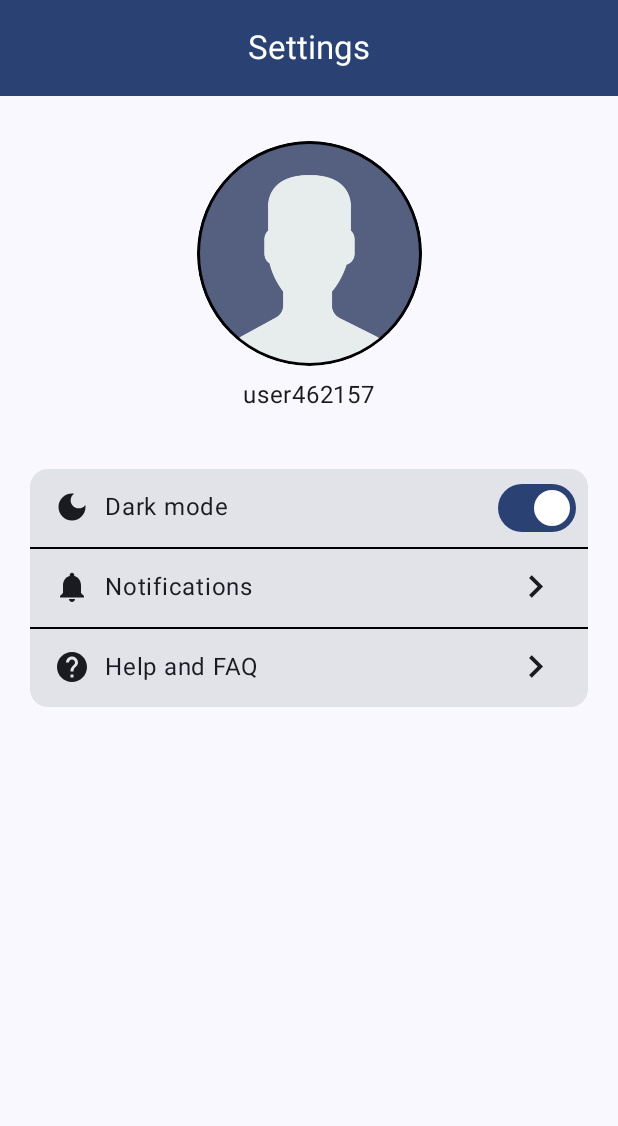
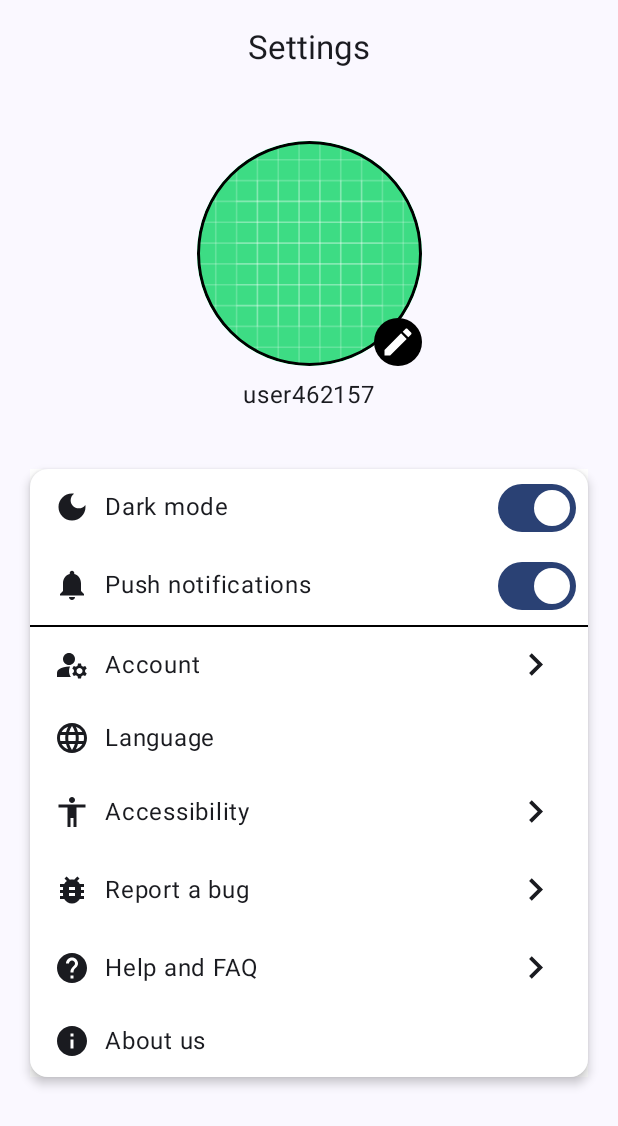
Before and after one commit to cgaraydev/SettingsExample, an Android app built with Jetpack Compose: the screen it shows after launch (MainActivity), on a phone screen of 412 x 824 dp. Shown: the top 1126 px of the screen. Run offline under Robolectric (Android 15) with nearby library versions, the phone set to English and light mode, and no system bars.

Commit message:
Language selection, DataStore

```diff
--- a/app/src/main/java/com/example/settingsexample/ActionIcon.kt
+++ /dev/null
@@ -1,5 +0,0 @@
-package com.example.settingsexample
-
-enum class ActionIcon {
-    SWITCH, ARROW
-}
--- a/app/src/main/java/com/example/settingsexample/MainActivity.kt
+++ b/app/src/main/java/com/example/settingsexample/MainActivity.kt
@@ -6,10 +6,7 @@ import androidx.activity.compose.setContent
 import androidx.compose.foundation.layout.fillMaxSize
 import androidx.compose.material3.MaterialTheme
 import androidx.compose.material3.Surface
-import androidx.compose.material3.Text
-import androidx.compose.runtime.Composable
 import androidx.compose.ui.Modifier
-import androidx.compose.ui.tooling.preview.Preview
 import com.example.settingsexample.ui.theme.SettingsExampleTheme
 
 class MainActivity : ComponentActivity() {
--- a/app/src/main/java/com/example/settingsexample/SettingsScreen.kt
+++ b/app/src/main/java/com/example/settingsexample/SettingsScreen.kt
@@ -1,25 +1,25 @@
 package com.example.settingsexample
 
-import androidx.compose.foundation.Image
+import android.net.Uri
+import androidx.activity.compose.rememberLauncherForActivityResult
+import androidx.activity.result.contract.ActivityResultContracts
+import androidx.compose.foundation.background
 import androidx.compose.foundation.border
 import androidx.compose.foundation.clickable
+import androidx.compose.foundation.layout.Box
 import androidx.compose.foundation.layout.Column
-import androidx.compose.foundation.layout.Row
-import androidx.compose.foundation.layout.Spacer
 import androidx.compose.foundation.layout.fillMaxSize
 import androidx.compose.foundation.layout.padding
 import androidx.compose.foundation.layout.size
 import androidx.compose.foundation.shape.CircleShape
-import androidx.compose.material.icons.Icons
-import androidx.compose.material.icons.filled.KeyboardArrowRight
 import androidx.compose.material3.Card
+import androidx.compose.material3.CardDefaults
 import androidx.compose.material3.CenterAlignedTopAppBar
 import androidx.compose.material3.Divider
 import androidx.compose.material3.ExperimentalMaterial3Api
 import androidx.compose.material3.Icon
 import androidx.compose.material3.MaterialTheme
 import androidx.compose.material3.Scaffold
-import androidx.compose.material3.Switch
 import androidx.compose.material3.Text
 import androidx.compose.material3.TopAppBarDefaults
 import androidx.compose.runtime.Composable
@@ -33,17 +33,23 @@ import androidx.compose.ui.draw.clip
 import androidx.compose.ui.graphics.Color
 import androidx.compose.ui.layout.ContentScale
 import androidx.compose.ui.res.painterResource
+import androidx.compose.ui.res.stringResource
 import androidx.compose.ui.unit.dp
+import coil.compose.AsyncImage
+import com.example.settingsexample.components.ActionIcon
+import com.example.settingsexample.components.CardItem
+import com.example.settingsexample.components.LanguageDialog
+import com.example.settingsexample.components.MySpacer
 
 @OptIn(ExperimentalMaterial3Api::class)
 @Composable
 fun SettingsScreen() {
     Scaffold(topBar = {
         CenterAlignedTopAppBar(
-            title = { Text("Settings") },
+            title = { Text(stringResource(R.string.settings)) },
             colors = TopAppBarDefaults.centerAlignedTopAppBarColors(
-                containerColor = MaterialTheme.colorScheme.primary,
-                titleContentColor = MaterialTheme.colorScheme.onPrimary
+                containerColor = MaterialTheme.colorScheme.background,
+                titleContentColor = MaterialTheme.colorScheme.onBackground
             )
         )
     }) {
@@ -63,79 +69,105 @@ fun SettingsScreen() {
 
 @Composable
 fun SettingsBody() {
+    var show by remember { mutableStateOf(false) }
     Card(
-        modifier = Modifier.padding(20.dp)
+        modifier = Modifier
+            .padding(20.dp)
+            .background(Color.White),
+        elevation = CardDefaults.cardElevation(defaultElevation = 4.dp)
     ) {
         CardItem(
             icon = R.drawable.ic_dark,
-            text = "Dark mode",
+            text = stringResource(R.string.dark_mode),
+            actionIcon = ActionIcon.SWITCH
+        )
+        CardItem(
+            icon = R.drawable.ic_notification,
+            text = stringResource(R.string.push_notifications),
             actionIcon = ActionIcon.SWITCH
         )
         Divider(thickness = 1.dp, color = Color.Black)
         CardItem(
-            icon = R.drawable.ic_notification,
-            text = "Notifications",
+            icon = R.drawable.ic_account,
+            text = stringResource(R.string.account),
             actionIcon = ActionIcon.ARROW
         )
-        Divider(thickness = 1.dp, color = Color.Black)
+        CardItem(
+            icon = R.drawable.ic_language,
+            text = stringResource(R.string.language),
+            actionIcon = null,
+            onItemClick = { show = true }
+        )
+        if (show) {
+            LanguageDialog(
+                showDialog = true,
+                onDismiss = { show = false },
+                onConfirm = { show = false }
+            )
+        }
+        CardItem(
+            icon = R.drawable.ic_accessibility,
+            text = stringResource(R.string.accessibility),
+            actionIcon = ActionIcon.ARROW
+        )
+        CardItem(
+            icon = R.drawable.ic_bug_report,
+            text = stringResource(R.string.report_a_bug),
+            actionIcon = ActionIcon.ARROW
+        )
         CardItem(
             icon = R.drawable.ic_help,
-            text = "Help and FAQ",
+            text = stringResource(R.string.help_and_faq),
             actionIcon = ActionIcon.ARROW
+        )
+        CardItem(
+            icon = R.drawable.ic_info,
+            text = stringResource(R.string.about_us),
+            actionIcon = null
         )
     }
 }
 
 @Composable
-fun CardItem(icon: Int, text: String, actionIcon: ActionIcon) {
-    var isOn by remember { mutableStateOf(true) }
-    Row(
-        verticalAlignment = Alignment.CenterVertically,
-        modifier = Modifier
-            .clickable {
-                if (ActionIcon.SWITCH == actionIcon) {
-                    isOn = !isOn
-                }
-            }
-            .padding(start = 16.dp, end = 20.dp, top = 10.dp, bottom = 12.dp)
-    ) {
-        Icon(painter = painterResource(id = icon), contentDescription = "")
-        MySpacer(size = 10)
-        Text(text = text)
-        Spacer(modifier = Modifier.weight(1f))
-        when (actionIcon) {
-
-            ActionIcon.SWITCH -> Switch(
-                checked = isOn,
-                onCheckedChange = { isOn = !isOn },
-                modifier = Modifier.size(30.dp)
+fun SettingsHeader() {
+    var imageUri by remember { mutableStateOf<Uri?>(null) }
+    val launcher =
+        rememberLauncherForActivityResult(
+            contract = ActivityResultContracts.GetContent()
+        ) { uri: Uri? ->
+            imageUri = uri
+        }
+    Box {
+        val modifier = Modifier
+            .size(150.dp)
+            .clip(CircleShape)
+            .border(2.dp, Color.Black, CircleShape)
+            .clickable { launcher.launch("image/*") }
+        if (imageUri == null) {
+            AsyncImage(
+                model = R.drawable.ic_launcher_background,
+                contentDescription = "",
+                modifier = modifier,
             )
-
-            ActionIcon.ARROW -> Icon(
-                imageVector = Icons.Default.KeyboardArrowRight,
+        } else {
+            AsyncImage(
+                model = imageUri,
                 contentDescription = "",
-                modifier = Modifier.size(30.dp)
+                modifier = modifier,
+                contentScale = ContentScale.Crop
             )
         }
+        Icon(
+            painter = painterResource(id = R.drawable.ic_edit),
+            contentDescription = "",
+            tint = Color.White,
+            modifier = Modifier
+                .clip(CircleShape)
+                .background(Color.Black)
+                .align(Alignment.BottomEnd)
+                .padding(4.dp)
+        )
     }
-}
-
-@Composable
-fun SettingsHeader() {
-    Image(
-        painter = painterResource(id = R.drawable.profile),
-        contentDescription = "",
-        modifier = Modifier
-            .size(150.dp)
-            .clip(CircleShape)
-            .border(2.dp, Color.Black, CircleShape),
-        contentScale = ContentScale.Fit
-    )
     MySpacer(size = 10)
     Text(text = "user462157", style = MaterialTheme.typography.bodyLarge)
 }
-
-@Composable
-fun MySpacer(size: Int) {
-    Spacer(modifier = Modifier.size(size.dp))
-}
--- /dev/null
+++ b/app/src/main/java/com/example/settingsexample/components/ActionIcon.kt
@@ -0,0 +1,5 @@
+package com.example.settingsexample.components
+
+enum class ActionIcon {
+    SWITCH, ARROW
+}
--- /dev/null
+++ b/app/src/main/res/drawable/ic_accessibility.xml
@@ -0,0 +1,5 @@
+<vector android:height="24dp" android:tint="#000000"
+    android:viewportHeight="24" android:viewportWidth="24"
+    android:width="24dp" xmlns:android="http://schemas.android.com/apk/res/android">
+    <path android:fillColor="@android:color/white" android:pathData="M12,2c1.1,0 2,0.9 2,2s-0.9,2 -2,2 -2,-0.9 -2,-2 0.9,-2 2,-2zM21,9h-6v13h-2v-6h-2v6L9,22L9,9L3,9L3,7h18v2z"/>
+</vector>
--- /dev/null
+++ b/app/src/main/res/drawable/ic_account.xml
@@ -0,0 +1,7 @@
+<vector android:height="24dp" android:tint="#000000"
+    android:viewportHeight="24" android:viewportWidth="24"
+    android:width="24dp" xmlns:android="http://schemas.android.com/apk/res/android">
+    <path android:fillColor="@android:color/white" android:pathData="M10,8m-4,0a4,4 0,1 1,8 0a4,4 0,1 1,-8 0"/>
+    <path android:fillColor="@android:color/white" android:pathData="M10.67,13.02C10.45,13.01 10.23,13 10,13c-2.42,0 -4.68,0.67 -6.61,1.82C2.51,15.34 2,16.32 2,17.35V20h9.26C10.47,18.87 10,17.49 10,16C10,14.93 10.25,13.93 10.67,13.02z"/>
+    <path android:fillColor="@android:color/white" android:pathData="M20.75,16c0,-0.22 -0.03,-0.42 -0.06,-0.63l1.14,-1.01l-1,-1.73l-1.45,0.49c-0.32,-0.27 -0.68,-0.48 -1.08,-0.63L18,11h-2l-0.3,1.49c-0.4,0.15 -0.76,0.36 -1.08,0.63l-1.45,-0.49l-1,1.73l1.14,1.01c-0.03,0.21 -0.06,0.41 -0.06,0.63s0.03,0.42 0.06,0.63l-1.14,1.01l1,1.73l1.45,-0.49c0.32,0.27 0.68,0.48 1.08,0.63L16,21h2l0.3,-1.49c0.4,-0.15 0.76,-0.36 1.08,-0.63l1.45,0.49l1,-1.73l-1.14,-1.01C20.72,16.42 20.75,16.22 20.75,16zM17,18c-1.1,0 -2,-0.9 -2,-2s0.9,-2 2,-2s2,0.9 2,2S18.1,18 17,18z"/>
+</vector>
--- /dev/null
+++ b/app/src/main/res/drawable/ic_bug_report.xml
@@ -0,0 +1,5 @@
+<vector android:height="24dp" android:tint="#000000"
+    android:viewportHeight="24" android:viewportWidth="24"
+    android:width="24dp" xmlns:android="http://schemas.android.com/apk/res/android">
+    <path android:fillColor="@android:color/white" android:pathData="M20,8h-2.81c-0.45,-0.78 -1.07,-1.45 -1.82,-1.96L17,4.41 15.59,3l-2.17,2.17C12.96,5.06 12.49,5 12,5c-0.49,0 -0.96,0.06 -1.41,0.17L8.41,3 7,4.41l1.62,1.63C7.88,6.55 7.26,7.22 6.81,8L4,8v2h2.09c-0.05,0.33 -0.09,0.66 -0.09,1v1L4,12v2h2v1c0,0.34 0.04,0.67 0.09,1L4,16v2h2.81c1.04,1.79 2.97,3 5.19,3s4.15,-1.21 5.19,-3L20,18v-2h-2.09c0.05,-0.33 0.09,-0.66 0.09,-1v-1h2v-2h-2v-1c0,-0.34 -0.04,-0.67 -0.09,-1L20,10L20,8zM14,16h-4v-2h4v2zM14,12h-4v-2h4v2z"/>
+</vector>
--- /dev/null
+++ b/app/src/main/res/drawable/ic_edit.xml
@@ -0,0 +1,5 @@
+<vector android:height="24dp" android:tint="#000000"
+    android:viewportHeight="24" android:viewportWidth="24"
+    android:width="24dp" xmlns:android="http://schemas.android.com/apk/res/android">
+    <path android:fillColor="@android:color/white" android:pathData="M3,17.25V21h3.75L17.81,9.94l-3.75,-3.75L3,17.25zM20.71,7.04c0.39,-0.39 0.39,-1.02 0,-1.41l-2.34,-2.34c-0.39,-0.39 -1.02,-0.39 -1.41,0l-1.83,1.83 3.75,3.75 1.83,-1.83z"/>
+</vector>
--- /dev/null
+++ b/app/src/main/res/drawable/ic_info.xml
@@ -0,0 +1,5 @@
+<vector android:height="24dp" android:tint="#000000"
+    android:viewportHeight="24" android:viewportWidth="24"
+    android:width="24dp" xmlns:android="http://schemas.android.com/apk/res/android">
+    <path android:fillColor="@android:color/white" android:pathData="M12,2C6.48,2 2,6.48 2,12s4.48,10 10,10 10,-4.48 10,-10S17.52,2 12,2zM13,17h-2v-6h2v6zM13,9h-2L11,7h2v2z"/>
+</vector>
--- /dev/null
+++ b/app/src/main/res/drawable/ic_language.xml
@@ -0,0 +1,5 @@
+<vector android:height="24dp" android:tint="#000000"
+    android:viewportHeight="24" android:viewportWidth="24"
+    android:width="24dp" xmlns:android="http://schemas.android.com/apk/res/android">
+    <path android:fillColor="@android:color/white" android:pathData="M11.99,2C6.47,2 2,6.48 2,12s4.47,10 9.99,10C17.52,22 22,17.52 22,12S17.52,2 11.99,2zM18.92,8h-2.95c-0.32,-1.25 -0.78,-2.45 -1.38,-3.56 1.84,0.63 3.37,1.91 4.33,3.56zM12,4.04c0.83,1.2 1.48,2.53 1.91,3.96h-3.82c0.43,-1.43 1.08,-2.76 1.91,-3.96zM4.26,14C4.1,13.36 4,12.69 4,12s0.1,-1.36 0.26,-2h3.38c-0.08,0.66 -0.14,1.32 -0.14,2 0,0.68 0.06,1.34 0.14,2L4.26,14zM5.08,16h2.95c0.32,1.25 0.78,2.45 1.38,3.56 -1.84,-0.63 -3.37,-1.9 -4.33,-3.56zM8.03,8L5.08,8c0.96,-1.66 2.49,-2.93 4.33,-3.56C8.81,5.55 8.35,6.75 8.03,8zM12,19.96c-0.83,-1.2 -1.48,-2.53 -1.91,-3.96h3.82c-0.43,1.43 -1.08,2.76 -1.91,3.96zM14.34,14L9.66,14c-0.09,-0.66 -0.16,-1.32 -0.16,-2 0,-0.68 0.07,-1.35 0.16,-2h4.68c0.09,0.65 0.16,1.32 0.16,2 0,0.68 -0.07,1.34 -0.16,2zM14.59,19.56c0.6,-1.11 1.06,-2.31 1.38,-3.56h2.95c-0.96,1.65 -2.49,2.93 -4.33,3.56zM16.36,14c0.08,-0.66 0.14,-1.32 0.14,-2 0,-0.68 -0.06,-1.34 -0.14,-2h3.38c0.16,0.64 0.26,1.31 0.26,2s-0.1,1.36 -0.26,2h-3.38z"/>
+</vector>
--- a/app/src/main/res/values/strings.xml
+++ b/app/src/main/res/values/strings.xml
@@ -1,3 +1,19 @@
 <resources>
     <string name="app_name">SettingsExample</string>
+    <string name="settings">Settings</string>
+    <string name="dark_mode">Dark mode</string>
+    <string name="push_notifications">Push notifications</string>
+    <string name="account">Account</string>
+    <string name="language">Language</string>
+    <string name="accessibility">Accessibility</string>
+    <string name="report_a_bug">Report a bug</string>
+    <string name="help_and_faq">Help and FAQ</string>
+    <string name="about_us">About us</string>
+    <string name="english">English</string>
+    <string name="spanish">Spanish</string>
+    <string name="french">French</string>
+    <string name="german">German</string>
+    <string name="chinese">Chinese</string>
+    <string name="ok">OK</string>
+    <string name="cancel">Cancel</string>
 </resources>
```
Also changed, not shown: app/build.gradle.kts (+7 -0 lines), app/src/main/java/com/example/settingsexample/DataStore.kt (added, +29 -0 lines), app/src/main/java/com/example/settingsexample/components/Components.kt (added, +163 -0 lines), app/src/main/java/com/example/settingsexample/util/utils.kt (added, +27 -0 lines), 4 other files.
